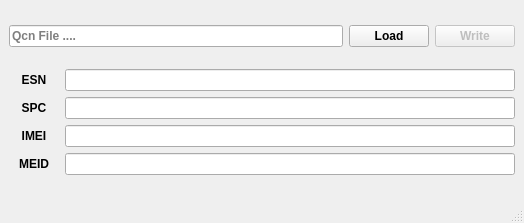
Qt form mainwindow.ui (Muhmmad-Almuhmmah/SimpleQcnParser) before a commit.
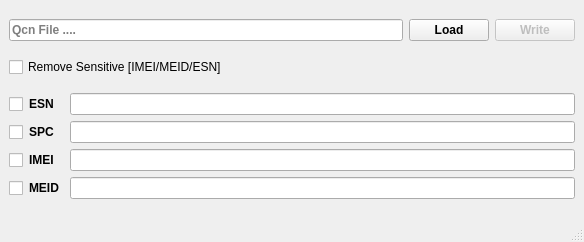
The same form after that commit.

Diff of the .ui file:
```diff
--- a/mainwindow.ui
+++ b/mainwindow.ui
@@ -6,8 +6,8 @@
    <rect>
     <x>0</x>
     <y>0</y>
-    <width>524</width>
-    <height>223</height>
+    <width>584</width>
+    <height>242</height>
    </rect>
   </property>
   <property name="windowTitle">
@@ -82,18 +82,37 @@
       </item>
      </layout>
     </item>
-    <item row="1" column="0">
+    <item row="2" column="0">
      <layout class="QVBoxLayout" name="verticalLayout">
       <item>
        <layout class="QHBoxLayout" name="horizontalLayout_2">
+        <item>
+         <widget class="QCheckBox" name="ch_ESN">
+          <property name="maximumSize">
+           <size>
+            <width>22</width>
+            <height>22</height>
+           </size>
+          </property>
+          <property name="text">
+           <string/>
+          </property>
+         </widget>
+        </item>
         <item>
          <widget class="QLabel" name="labelESN">
           <property name="minimumSize">
            <size>
-            <width>50</width>
+            <width>35</width>
             <height>0</height>
            </size>
           </property>
+          <property name="maximumSize">
+           <size>
+            <width>35</width>
+            <height>16777215</height>
+           </size>
+          </property>
           <property name="font">
            <font>
             <weight>75</weight>
@@ -104,7 +123,7 @@
            <string>ESN</string>
           </property>
           <property name="alignment">
-           <set>Qt::AlignCenter</set>
+           <set>Qt::AlignLeading|Qt::AlignLeft|Qt::AlignVCenter</set>
           </property>
          </widget>
         </item>
@@ -131,14 +150,36 @@
       </item>
       <item>
        <layout class="QHBoxLayout" name="horizontalLayout_5">
+        <item>
+         <widget class="QCheckBox" name="ch_SPC">
+          <property name="maximumSize">
+           <size>
+            <width>22</width>
+            <height>22</height>
+           </size>
+          </property>
+          <property name="text">
+           <string/>
+          </property>
+          <property name="checkable">
+           <bool>true</bool>
+          </property>
+         </widget>
+        </item>
         <item>
          <widget class="QLabel" name="labelSPC">
           <property name="minimumSize">
            <size>
-            <width>50</width>
+            <width>35</width>
             <height>0</height>
            </size>
           </property>
+          <property name="maximumSize">
+           <size>
+            <width>35</width>
+            <height>16777215</height>
+           </size>
+          </property>
           <property name="font">
            <font>
             <weight>75</weight>
@@ -149,7 +190,7 @@
            <string>SPC</string>
           </property>
           <property name="alignment">
-           <set>Qt::AlignCenter</set>
+           <set>Qt::AlignLeading|Qt::AlignLeft|Qt::AlignVCenter</set>
           </property>
          </widget>
         </item>
@@ -176,14 +217,33 @@
       </item>
       <item>
        <layout class="QHBoxLayout" name="horizontalLayout_3">
+        <item>
+         <widget class="QCheckBox" name="ch_IMEI">
+          <property name="maximumSize">
+           <size>
+            <width>22</width>
+            <height>22</height>
+           </size>
+          </property>
+          <property name="text">
+           <string/>
+          </property>
+         </widget>
+        </item>
         <item>
          <widget class="QLabel" name="labelIMEI">
           <property name="minimumSize">
            <size>
-            <width>50</width>
+            <width>35</width>
             <height>0</height>
            </size>
           </property>
+          <property name="maximumSize">
+           <size>
+            <width>35</width>
+            <height>16777215</height>
+           </size>
+          </property>
           <property name="font">
            <font>
             <weight>75</weight>
@@ -194,7 +254,7 @@
            <string>IMEI</string>
           </property>
           <property name="alignment">
-           <set>Qt::AlignCenter</set>
+           <set>Qt::AlignLeading|Qt::AlignLeft|Qt::AlignVCenter</set>
           </property>
          </widget>
         </item>
@@ -221,14 +281,33 @@
       </item>
       <item>
        <layout class="QHBoxLayout" name="horizontalLayout_4">
+        <item>
+         <widget class="QCheckBox" name="ch_MEID">
+          <property name="maximumSize">
+           <size>
+            <width>22</width>
+            <height>22</height>
+           </size>
+          </property>
+          <property name="text">
+           <string/>
+          </property>
+         </widget>
+        </item>
         <item>
          <widget class="QLabel" name="labelMEID">
           <property name="minimumSize">
            <size>
-            <width>50</width>
+            <width>35</width>
             <height>0</height>
            </size>
           </property>
+          <property name="maximumSize">
+           <size>
+            <width>35</width>
+            <height>16777215</height>
+           </size>
+          </property>
           <property name="font">
            <font>
             <weight>75</weight>
@@ -239,7 +318,7 @@
            <string>MEID</string>
           </property>
           <property name="alignment">
-           <set>Qt::AlignCenter</set>
+           <set>Qt::AlignLeading|Qt::AlignLeft|Qt::AlignVCenter</set>
           </property>
          </widget>
         </item>
@@ -269,6 +348,13 @@
       </item>
      </layout>
     </item>
+    <item row="1" column="0">
+     <widget class="QCheckBox" name="ch_SensitiveItems">
+      <property name="text">
+       <string>Remove Sensitive [IMEI/MEID/ESN]</string>
+      </property>
+     </widget>
+    </item>
    </layout>
   </widget>
   <widget class="QStatusBar" name="statusbar"/>
```
Left out of the diff: 2 changed lines with no effect on the pictures.
